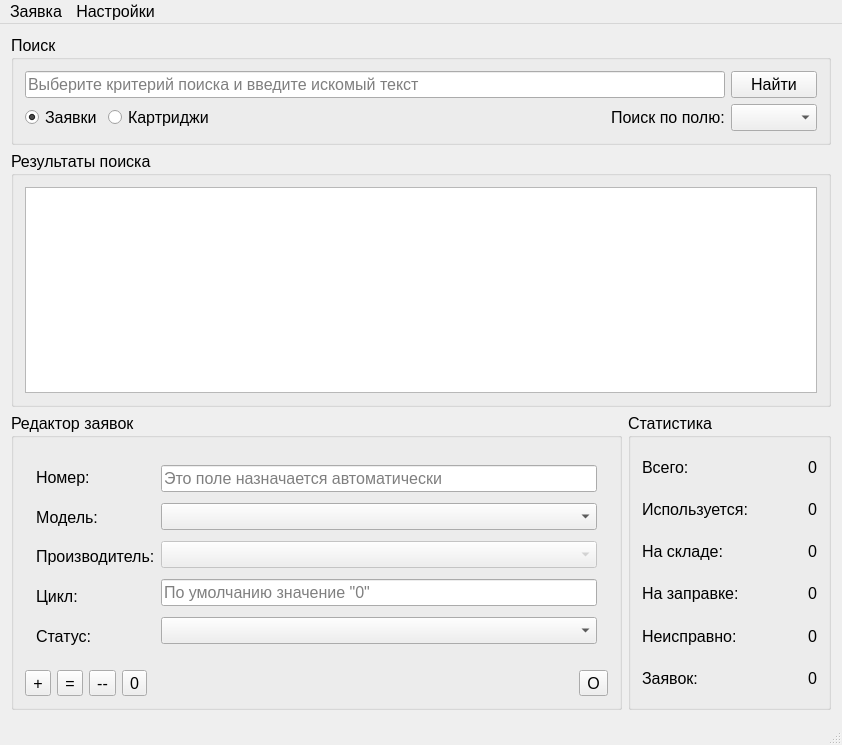
Qt form mainwindow.ui (gvintux/cm) before a commit.
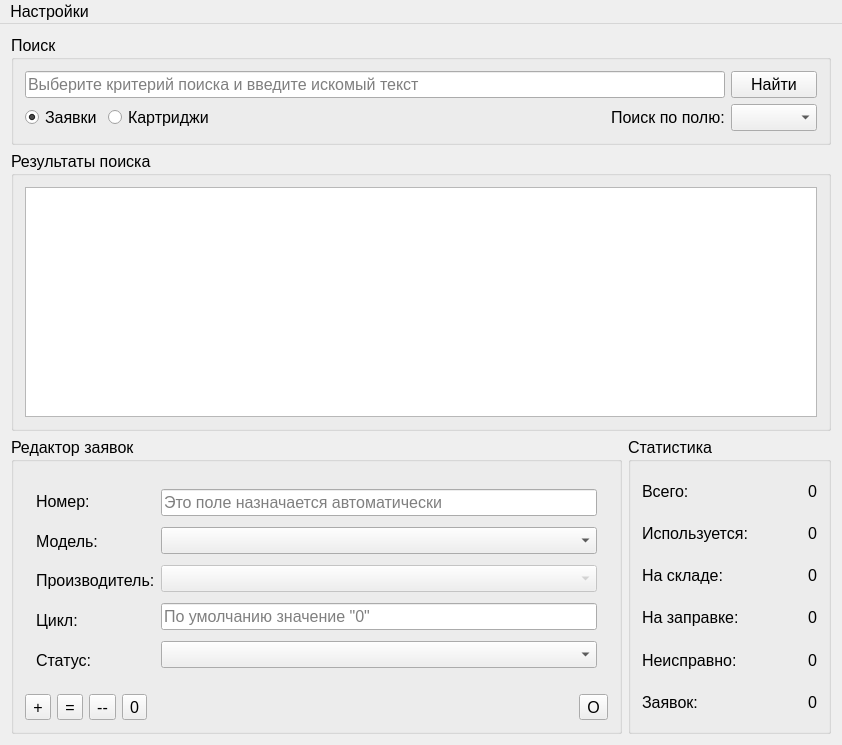
The same form after that commit. Icons and pictures are not drawn.

Patch:
```diff
--- a/mainwindow.ui
+++ b/mainwindow.ui
@@ -557,14 +557,6 @@
      <height>31</height>
     </rect>
    </property>
-   <widget class="QMenu" name="menu">
-    <property name="title">
-     <string>Заявка</string>
-    </property>
-    <addaction name="requestNew"/>
-    <addaction name="requestEdit"/>
-    <addaction name="requestDelete"/>
-   </widget>
    <widget class="QMenu" name="menu_3">
     <property name="title">
      <string>Настройки</string>
@@ -581,10 +573,8 @@
     <addaction name="prefDepartment"/>
     <addaction name="menu_4"/>
    </widget>
-   <addaction name="menu"/>
    <addaction name="menu_3"/>
   </widget>
-  <widget class="QStatusBar" name="statusBar"/>
   <action name="requestNew">
    <property name="text">
     <string>Новая</string>
```
Left out of the diff: 16 changed lines with no effect on the pictures.
